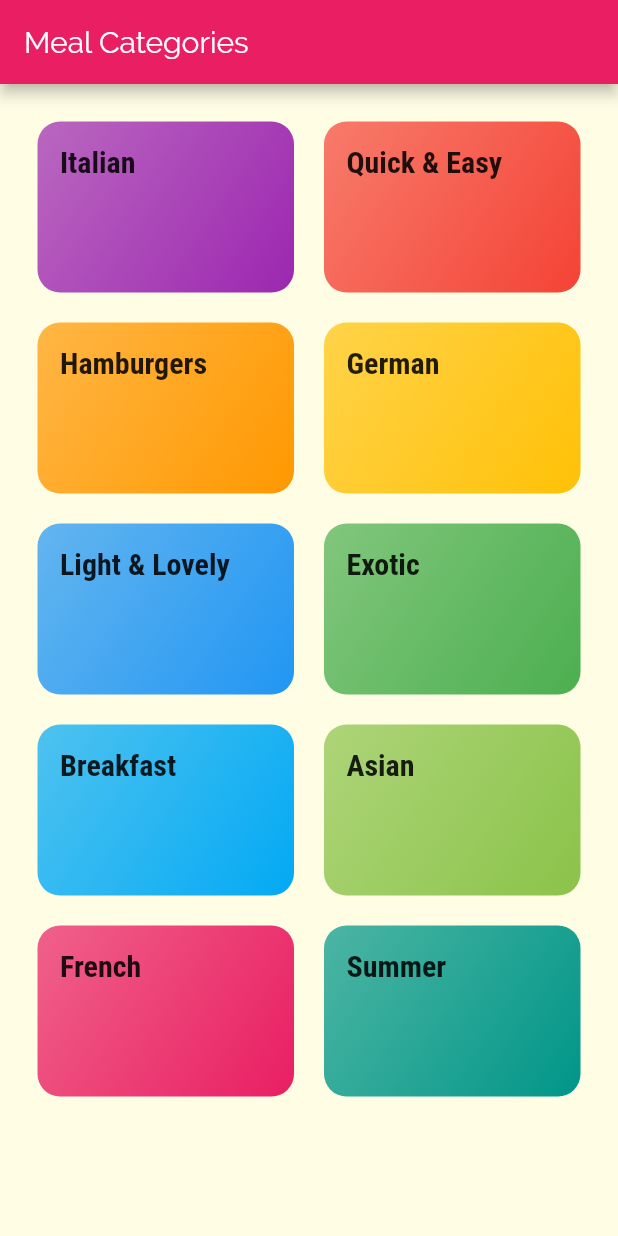
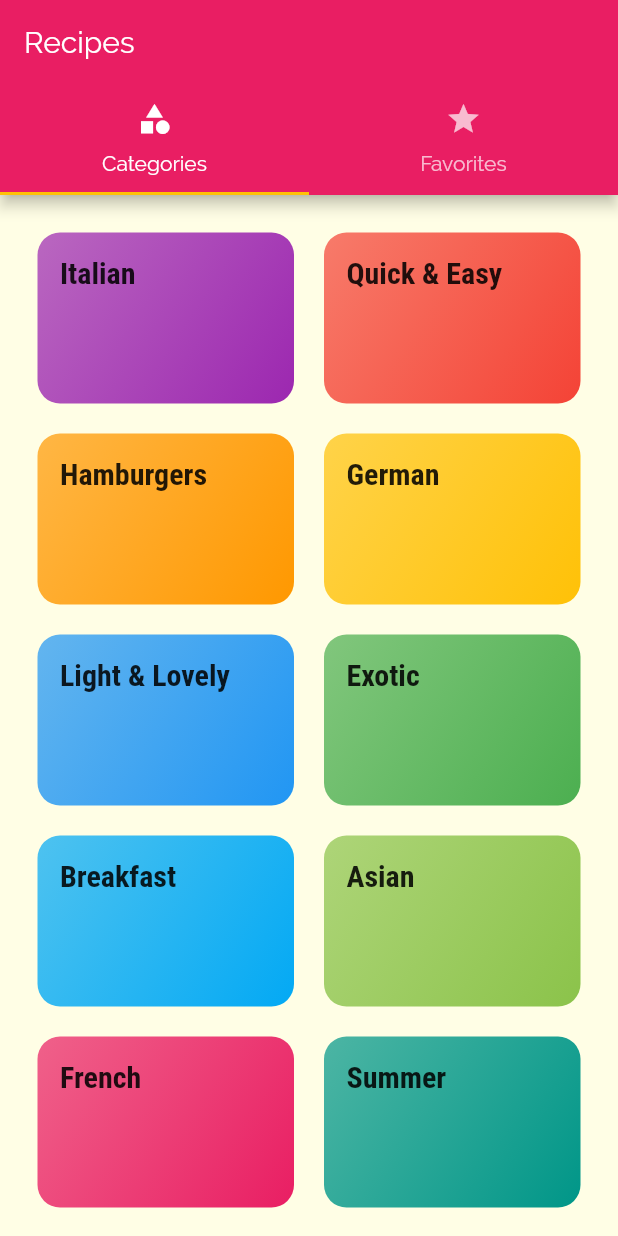
Before and after one commit to yaser-eftekhari/flutter-meal_app, a Flutter app: the screen it shows after launch, on a phone screen of 412 x 824 dp. Run offline on Flutter 3.47's test engine with Material 2 defaults, Android fonts, the phone set to English and light mode, and no system bars.

Commit message:
adding a tab bar to the app bar

```diff
--- a/lib/main.dart
+++ b/lib/main.dart
@@ -3,6 +3,7 @@ import 'package:flutter/material.dart';
 import 'screens/categories_screen.dart';
 import 'screens/category_meals_screen.dart';
 import 'screens/recipe_detail_screen.dart';
+import 'screens/tabs_screen.dart';
 
 void main() => runApp(MyApp());
 
@@ -31,7 +32,7 @@ class MyApp extends StatelessWidget {
               ),
             ),
       ),
-      home: CategoriesScreen(),
+      home: TabsScreen(),
       routes: {
         CategoryMealsScreen.routeName : (ctx) => CategoryMealsScreen(),
         RecipeDetailScreen.routeName : (ctx) => RecipeDetailScreen(),
--- a/lib/screens/categories_screen.dart
+++ b/lib/screens/categories_screen.dart
@@ -8,11 +8,7 @@ class CategoriesScreen extends StatelessWidget {
 
   @override
   Widget build(BuildContext context) {
-    return Scaffold(
-      appBar: AppBar(
-        title: const Text("Meal Categories"),
-      ),
-      body: GridView(
+    return GridView(
       padding: const EdgeInsets.all(25),
       children: DUMMY_CATEGORIES
           .map((category) => CategoryItem(
@@ -28,7 +24,6 @@ class CategoriesScreen extends StatelessWidget {
         crossAxisSpacing: 20,
         mainAxisSpacing: 20,
       ),
-      ),
     );
   }
 }
--- /dev/null
+++ b/lib/screens/favorites_screen.dart
@@ -0,0 +1,12 @@
+import 'package:flutter/material.dart';
+
+class FavoritesScreen extends StatelessWidget {
+  const FavoritesScreen();
+
+  @override
+  Widget build(BuildContext context) {
+    return Center(
+      child: Text("Favorites Screen!"),
+    );
+  }
+}
--- /dev/null
+++ b/lib/screens/tabs_screen.dart
@@ -0,0 +1,43 @@
+import 'package:flutter/material.dart';
+
+import 'categories_screen.dart';
+import 'favorites_screen.dart';
+
+class TabsScreen extends StatefulWidget {
+  const TabsScreen({Key? key}) : super(key: key);
+
+  @override
+  _TabsScreenState createState() => _TabsScreenState();
+}
+
+class _TabsScreenState extends State<TabsScreen> {
+  @override
+  Widget build(BuildContext context) {
+    return DefaultTabController(
+      length: 2,
+      child: Scaffold(
+        appBar: AppBar(
+          title: Text("Recipes"),
+          bottom: TabBar(
+            tabs: [
+              Tab(
+                icon: Icon(Icons.category),
+                text: "Categories",
+              ),
+              Tab(
+                icon: Icon(Icons.star),
+                text: "Favorites",
+              ),
+            ],
+          ),
+        ),
+        body: TabBarView(
+          children: [
+            CategoriesScreen(),
+            FavoritesScreen(),
+          ],
+        ),
+      ),
+    );
+  }
+}
```
Lines whose indentation alone changed are shown as unchanged.
